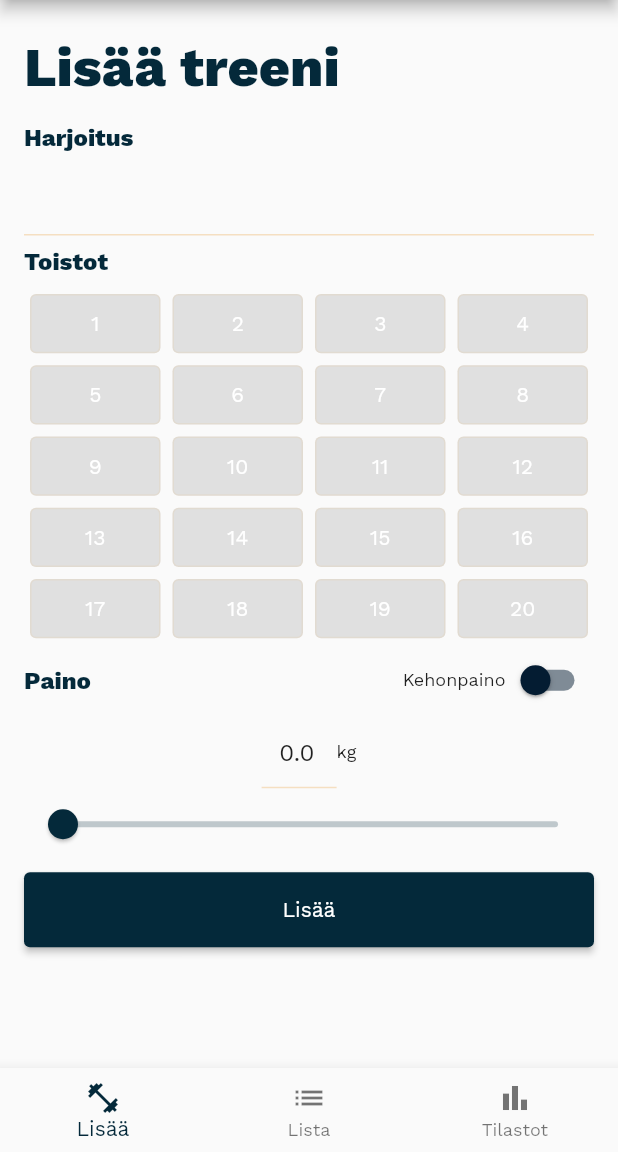
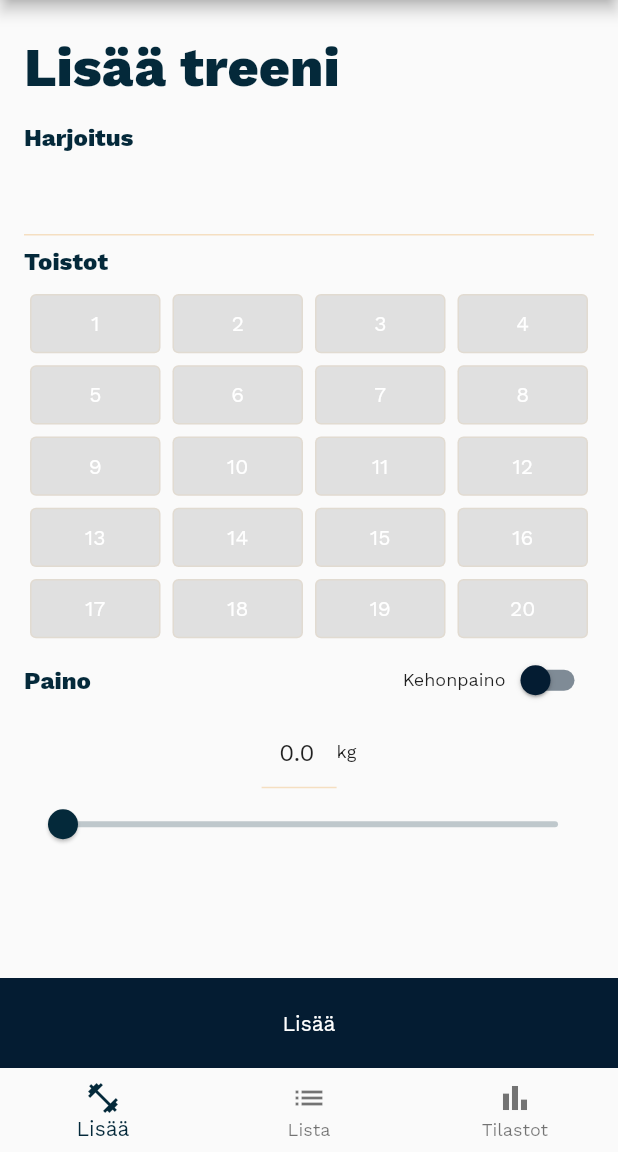
Before and after one commit to matsba/lifterapp, a Flutter app: the screen it shows after launch, on a phone screen of 412 x 824 dp, the part 84-1236 px from its top. Run offline on Flutter 3.47's test engine with Material 2 defaults, Android fonts, the phone set to English and light mode, and no system bars; our stand-ins replace charts_flutter, flutter_redux, package_info_plus, redux, redux_thunk, sqflite; missing offline and left inert: flutter_file_dialog, flutter_redux_navigation, redux_logging; accounts and stored records are empty.

Commit message:
Floating add button Fixes #20

```diff
--- a/lib/containers/input_submit_button.dart
+++ b/lib/containers/input_submit_button.dart
@@ -14,9 +14,10 @@ class InputSubmitButton extends StatelessWidget {
     return StoreConnector<AppState, _ViewModel>(
         converter: (store) => _ViewModel.fromStore(store),
         builder: (context, vm) {
-          return Padding(
-            padding: const EdgeInsets.only(top: 8, bottom: 8),
-            child: ElevatedButton(
+          return Container(
+            height: 60,
+            width: double.infinity,
+            child: TextButton(
               onPressed: () {
                 vm.updateValue(vm.value);
 
@@ -24,8 +25,7 @@ class InputSubmitButton extends StatelessWidget {
                         title: "${vm.value.name} lisätty!", icon: Icons.star)
                     .show(context);
               },
-              child: const SizedBox(
-                  child: Center(child: Text('Lisää')), height: 50.0),
+              child: Text('Lisää'),
             ),
           );
         });
--- a/lib/screens/add_workout_page.dart
+++ b/lib/screens/add_workout_page.dart
@@ -10,7 +10,10 @@ class AddWorkoutPage extends StatelessWidget {
 
   @override
   Widget build(BuildContext context) {
-    return SingleChildScrollView(
+    return Column(
+      children: [
+        Expanded(
+          child: SingleChildScrollView(
             child: Container(
               padding: EdgeInsets.all(16.0),
               child: Column(
@@ -19,10 +22,15 @@ class AddWorkoutPage extends StatelessWidget {
                   InputWorkoutName(),
                   InputWorkoutReps(countOfInputs: 20),
                   InputWorkoutWeigth(),
-            InputSubmitButton()
                 ],
               ),
             ),
+          ),
+        ),
+        Container(
+          child: InputSubmitButton(),
+        )
+      ],
     );
   }
 }
--- a/lib/theme.dart
+++ b/lib/theme.dart
@@ -48,6 +48,13 @@ class GlobalTheme {
     // Define the default font family.
     fontFamily: 'WorkSans',
 
+    textButtonTheme: TextButtonThemeData(
+        style: TextButton.styleFrom(
+            backgroundColor: primaryColorDark,
+            shape:
+                RoundedRectangleBorder(borderRadius: BorderRadius.circular(0)),
+            primary: Colors.white)),
+
     // Define the default `TextTheme`. Use this to specify the default
     // text styling for headlines, titles, bodies of text, and more.
     textTheme: const TextTheme(
```
Lines whose indentation alone changed are shown as unchanged.
